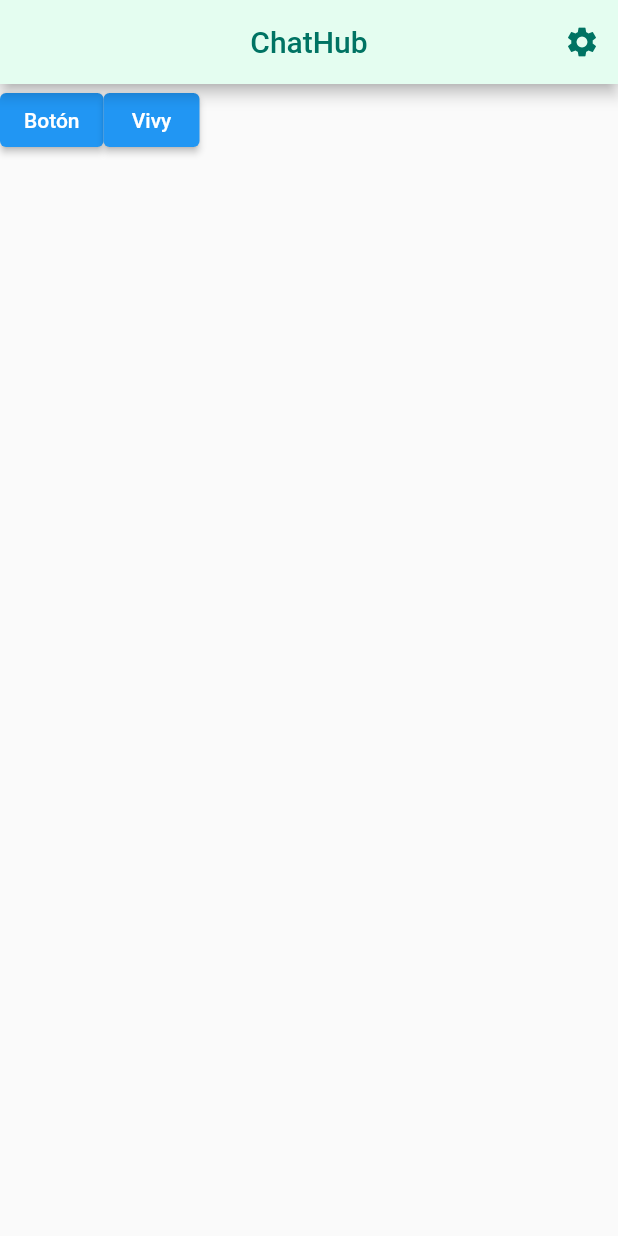
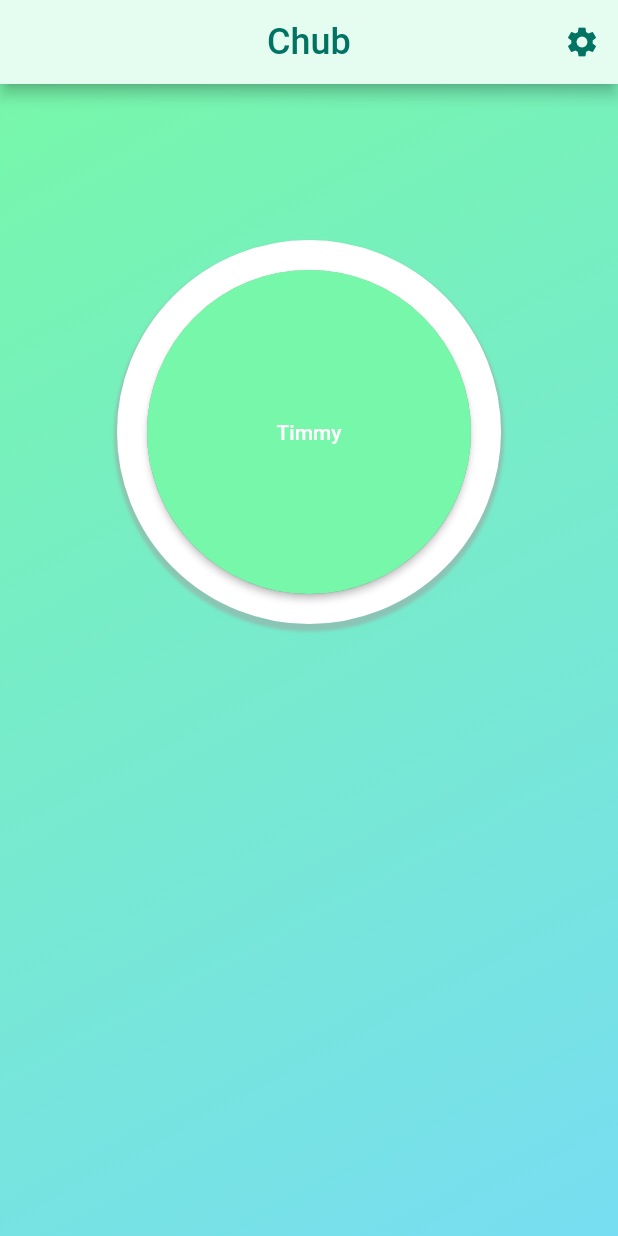
Before and after one commit to jvri33/chat_app, a Flutter app: the screen it shows after launch, on a phone screen of 412 x 824 dp. Run offline on Flutter 3.47's test engine with Material 2 defaults, Android fonts, the light colour scheme and no system bars; our stand-ins replace camera, flutter_local_notifications, sqflite, timezone; missing offline and left inert: qr_bar_code_scanner_dialog, tflite_flutter; accounts and stored records are empty.

Commit message:
pantalla agentes

```diff
--- a/lib/pages/home.dart
+++ b/lib/pages/home.dart
@@ -30,10 +30,105 @@ class _HomeScreenState extends State<HomeScreen> {
               },
               icon: const Icon(Icons.settings))
         ],
+        title: Text(
+          "Chub",
+          style: TextStyle(fontWeight: FontWeight.w500, fontSize: 24),
+        ),
         centerTitle: true,
-        title: const Text("ChatHub"),
       ),
-      body: Row(
+      body: Container(
+        height: double.infinity,
+        width: double.infinity,
+        decoration: const BoxDecoration(
+            gradient: LinearGradient(
+                colors: [Color(0xff77ddf2), Color(0xff77f7aa)],
+                stops: [0, 1],
+                begin: Alignment.bottomRight,
+                end: Alignment.topLeft)),
+        child: Container(
+          // change your height based on preference
+
+          width: double.infinity,
+          child: PageView(
+            // set the scroll direction to horizontal
+            scrollDirection: Axis.horizontal,
+            children: <Widget>[
+              // add your widgets here
+              Column(
+                children: [
+                  Align(
+                    alignment: Alignment.center,
+                    child: Container(
+                      margin: EdgeInsets.only(top: 104),
+                      decoration: BoxDecoration(
+                        boxShadow: [
+                          BoxShadow(
+                            color: Colors.grey.withOpacity(0.5),
+                            spreadRadius: 2,
+                            blurRadius: 1,
+                            offset: Offset(0, 3), // changes position of shadow
+                          ),
+                        ],
+                        shape: BoxShape.circle,
+                        border: Border.all(width: 20, color: Colors.white),
+                      ),
+                      child: ElevatedButton(
+                        onPressed: (() => nextScreen(context, const Chat())),
+                        child: Text("Timmy"),
+                        style: ElevatedButton.styleFrom(
+                          shadowColor: Colors.black,
+                          //side: BorderSide(color: Colors.white, width: 20),
+                          shape: CircleBorder(),
+                          padding: EdgeInsets.all(100),
+                          backgroundColor:
+                              Color(0xff77f7aa), // <-- Button color
+                          foregroundColor: Colors.white, // <-- Splash color
+                        ),
+                      ),
+                    ),
+                  )
+                ],
+              ),
+              // space them using a sized box
+
+              Column(
+                children: [
+                  Align(
+                    alignment: Alignment.center,
+                    child: Container(
+                      margin: EdgeInsets.only(top: 104),
+                      decoration: BoxDecoration(
+                        boxShadow: [
+                          BoxShadow(
+                            color: Colors.grey.withOpacity(0.5),
+                            spreadRadius: 2,
+                            blurRadius: 1,
+                            offset: Offset(0, 3), // changes position of shadow
+                          ),
+                        ],
+                        shape: BoxShape.circle,
+                        border: Border.all(width: 20, color: Colors.white),
+                      ),
+                      child: ElevatedButton(
+                        onPressed: (() => nextScreen(context, const Vivy())),
+                        child: Text("Vivy"),
+                        style: ElevatedButton.styleFrom(
+                          shadowColor: Colors.black,
+                          //side: BorderSide(color: Colors.white, width: 20),
+                          shape: CircleBorder(),
+                          padding: EdgeInsets.all(100),
+                          backgroundColor:
+                              Color(0xff77f7aa), // <-- Button color
+                          foregroundColor: Colors.white, // <-- Splash color
+                        ),
+                      ),
+                    ),
+                  )
+                ],
+              ),
+            ],
+          ),
+        ), /*Row(
           children: [
             ElevatedButton(
               onPressed: () {
@@ -52,6 +147,7 @@ class _HomeScreenState extends State<HomeScreen> {
                 onPressed: (() => nextScreen(context, const Vivy())),
                 child: const Text("Vivy"))
           ],
+        ),*/
       ),
     );
   }
--- a/lib/pages/vivy.dart
+++ b/lib/pages/vivy.dart
@@ -1,5 +1,6 @@
 import 'package:chat_app/controllers/vivy_saved_message.dart';
 import 'package:chat_app/utils/respuestas_vivy.dart';
+import 'package:chat_app/widgets/VivyWidgets/qr.dart';
 
 import 'package:chat_app/widgets/saved_message_widget.dart';
 
@@ -145,6 +146,10 @@ class _VivyState extends State<Vivy> {
                               savedMessages[keys[reversedIndex]]['user'],
                               savedMessages[keys[reversedIndex]]['message'],
                             );
+                          } else if (savedMessages[keys[reversedIndex]]
+                                  ['type'] ==
+                              'qr') {
+                            return QR();
                           } else {
                             return const Text("Error");
                           }
--- a/lib/utils/respuestas_vivy.dart
+++ b/lib/utils/respuestas_vivy.dart
@@ -18,6 +18,11 @@ class RespuestaVivy {
     String dig = "m";
     VivySavedMessage saveMessageController = VivySavedMessage();
 
+    if (i3 == "qr") {
+      ret2 = "QR";
+      dig = "qr";
+    }
+
     if (ret2 == "") {
       ret2 =
           "Lo siento, no te he entendido, intenta expresarte de otra manera :)";
--- /dev/null
+++ b/lib/widgets/VivyWidgets/qr.dart
@@ -0,0 +1,37 @@
+import 'package:flutter/src/widgets/container.dart';
+import 'package:flutter/src/widgets/framework.dart';
+import 'package:flutter/material.dart';
+import 'package:camera/camera.dart';
+
+import 'package:qr_bar_code_scanner_dialog/qr_bar_code_scanner_dialog.dart';
+
+class QR extends StatefulWidget {
+  const QR({super.key});
+
+  @override
+  State<QR> createState() => _QRState();
+}
+
+class _QRState extends State<QR> {
+  final _qrBarCodeScannerDialogPlugin = QrBarCodeScannerDialog();
+
+  String? code;
+
+  @override
+  Widget build(BuildContext context) {
+    return ElevatedButton(
+        onPressed: () {
+          print("click");
+          _qrBarCodeScannerDialogPlugin.getScannedQrBarCode(
+              context: context,
+              onCode: (code) {
+                if (code != null) {
+                  setState(() {
+                    this.code = code;
+                  });
+                }
+              });
+        },
+        child: Text(code ?? "Click me"));
+  }
+}
--- a/pubspec.yaml
+++ b/pubspec.yaml
@@ -45,6 +45,10 @@ dependencies:
   path_provider:
   flutter_localizations:
     sdk: flutter
+  qr_code_scanner: ^1.0.1
+  qr_bar_code_scanner_dialog: ^0.0.5
+  camera: ^0.10.5+2
+
 
 dev_dependencies:
   flutter_test:
@@ -73,6 +77,7 @@ flutter:
       - assets/vocabulario.json
       - assets/modelo_intents.tflite
       - assets/vocabulario_intents.json
+      - assets/logo_verde.png
   # To add assets to your application, add an assets section, like this:
   # assets:
   #   - images/a_dot_burr.jpeg
```
Also changed, not shown: assets/logo_verde.png (added), pubspec.lock, 1 other file. Lines whose indentation alone changed are shown as unchanged.
